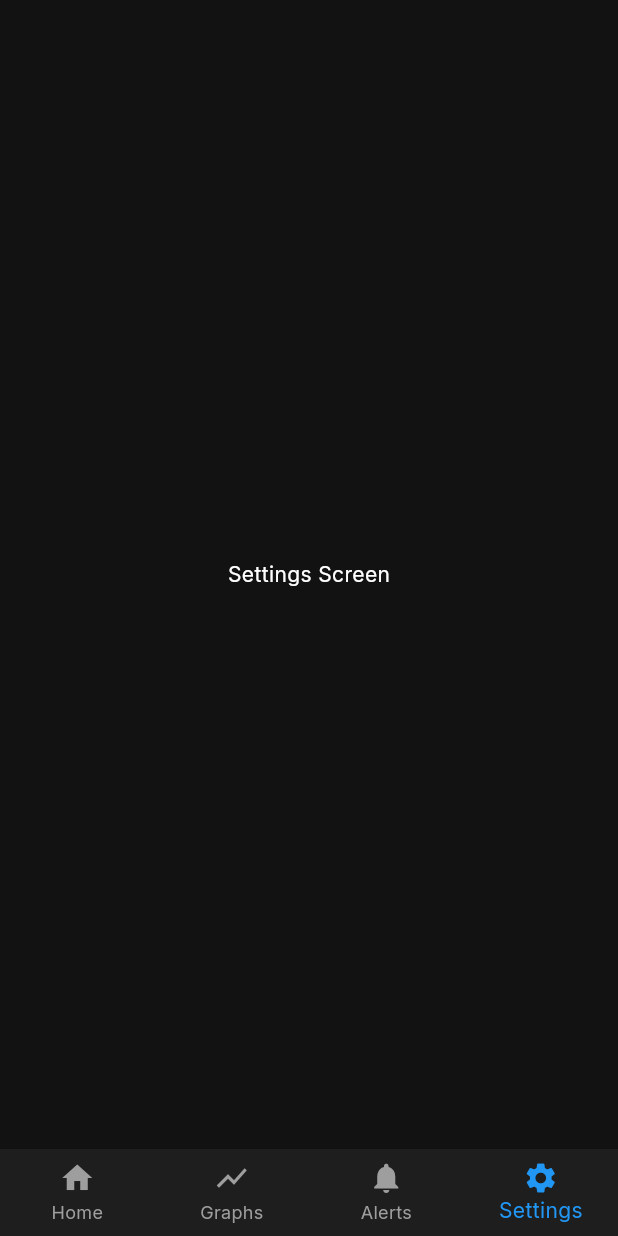
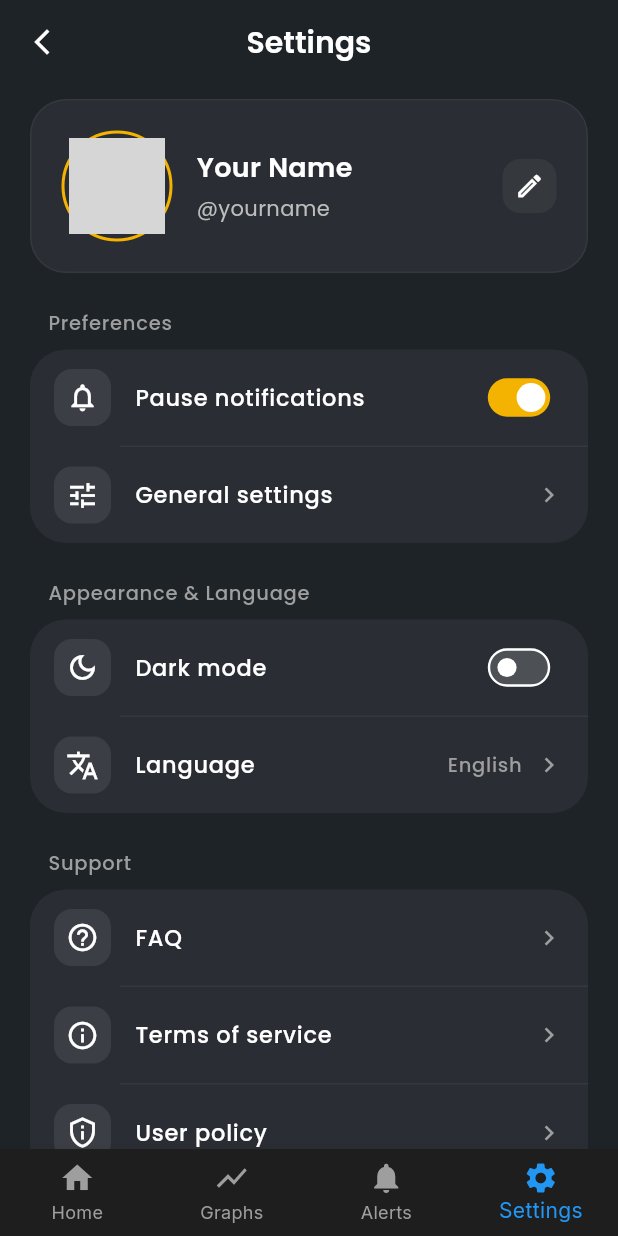
Before and after one commit to Jayabed45/AEAPAMSCTUTC, a Flutter app: the screen it shows after launch, item 4 of the bottom bar chosen, on a phone screen of 412 x 824 dp. Run offline on Flutter 3.47's test engine with Material 3 defaults, Android fonts, the phone set to English and light mode, and no system bars; our stand-ins replace fl_chart, google_fonts; network calls fail; grey boxes are pictures that could not be loaded.

Commit message:
setting is ok

```diff
--- /dev/null
+++ b/lib/constants/app_colors.dart
@@ -0,0 +1,11 @@
+import 'package:flutter/material.dart';
+
+class AppColors {
+  static const Color background = Color(0xFF1E2328);
+  static const Color surface = Color(0xFF2A2E34);
+  static const Color card = Color(0xFF3B3F46); // Slightly lighter grey for differentiation if needed
+  static const Color primary = Color(0xFFF5B301);
+  static const Color secondary = Color(0xFFFED053);
+  static const Color text = Colors.white;
+  static const Color textSecondary = Colors.grey;
+}
--- a/lib/main.dart
+++ b/lib/main.dart
@@ -1,5 +1,6 @@
 import 'package:flutter/material.dart';
 import 'package:google_fonts/google_fonts.dart';
+import 'constants/app_colors.dart';
 import 'main_screen.dart';
 
 void main() {
@@ -17,16 +18,23 @@ class MyApp extends StatelessWidget {
       theme: ThemeData(
         useMaterial3: true,
         brightness: Brightness.dark,
-        scaffoldBackgroundColor: const Color(0xFF121212),
+        scaffoldBackgroundColor: AppColors.background,
         colorScheme: const ColorScheme.dark(
-          primary: Color(0xFF2196F3),
-          secondary: Color(0xFFFFD700),
-          surface: Color(0xFF1E1E1E),
+          primary: AppColors.primary,
+          secondary: AppColors.secondary,
+          surface: AppColors.surface,
+          onSurface: AppColors.text,
+          background: AppColors.background,
+        ),
+        cardColor: AppColors.surface,
+        appBarTheme: const AppBarTheme(
+          backgroundColor: AppColors.background,
+          elevation: 0,
         ),
         textTheme: GoogleFonts.interTextTheme(
           Theme.of(context).textTheme.apply(
-            bodyColor: Colors.white,
-            displayColor: Colors.white,
+            bodyColor: AppColors.text,
+            displayColor: AppColors.text,
           ),
         ),
       ),
--- a/lib/main_screen.dart
+++ b/lib/main_screen.dart
@@ -2,6 +2,7 @@ import 'package:flutter/material.dart';
 import 'screens/home_screen.dart';
 import 'screens/graphs_screen.dart';
 import 'screens/alerts_screen.dart';
+import 'screens/settings_screen.dart';
 
 class MainScreen extends StatefulWidget {
   const MainScreen({super.key});
@@ -17,7 +18,7 @@ class _MainScreenState extends State<MainScreen> {
     const HomeScreen(),
     const GraphsScreen(),
     const AlertsScreen(),
-    const Center(child: Text('Settings Screen')), // Placeholder
+    const SettingsScreen(),
   ];
 
   void _onItemTapped(int index) {
--- a/lib/screens/home_screen.dart
+++ b/lib/screens/home_screen.dart
@@ -1,23 +1,57 @@
+import 'dart:async';
 import 'package:flutter/material.dart';
 import 'package:intl/intl.dart';
 import '../widgets/dashboard_card.dart';
 import '../widgets/combined_dashboard_card.dart';
 import '../widgets/custom_header.dart';
+import '../constants/app_colors.dart';
 
-class HomeScreen extends StatelessWidget {
+class HomeScreen extends StatefulWidget {
   const HomeScreen({super.key});
 
   @override
+  State<HomeScreen> createState() => _HomeScreenState();
+}
+
+class _HomeScreenState extends State<HomeScreen> {
+  late String _formattedDate;
+  late Timer _timer;
+
+  @override
+  void initState() {
+    super.initState();
+    _formattedDate = DateFormat(
+      'EEEE, MMM d, yyyy, hh:mm a',
+    ).format(DateTime.now());
+    _timer = Timer.periodic(const Duration(minutes: 1), (timer) {
+      _updateTime();
+    });
+  }
+
+  void _updateTime() {
+    if (mounted) {
+      final now = DateTime.now();
+      setState(() {
+        _formattedDate = DateFormat('EEEE, MMM d, yyyy, hh:mm a').format(now);
+      });
+    }
+  }
+
+  @override
+  void dispose() {
+    _timer.cancel();
+    super.dispose();
+  }
+
+  @override
   Widget build(BuildContext context) {
-    final now = DateTime.now();
-    final formattedDate = DateFormat('EEEE, MMM d, yyyy, hh:mm a').format(now);
-
     return Scaffold(
+      backgroundColor: AppColors.background,
       appBar: CustomHeader(
-        height: 80, // Slightly taller for the double-line text
+        height: 80,
         title: Row(
           children: [
-            const Icon(Icons.wb_sunny, color: Colors.orange, size: 40),
+            const Icon(Icons.wb_sunny, color: Colors.white, size: 40),
             const SizedBox(width: 12),
             Expanded(
               child: Column(
@@ -27,7 +61,7 @@ class HomeScreen extends StatelessWidget {
                   Text(
                     'PV System Tracker',
                     style: TextStyle(
-                      fontSize: 16, // Reduced slightly to fit
+                      fontSize: 16,
                       fontWeight: FontWeight.bold,
                       color: Colors.white,
                     ),
@@ -35,7 +69,7 @@ class HomeScreen extends StatelessWidget {
                   ),
                   Text(
                     'CTU - TC ',
-                    style: TextStyle(fontSize: 12, color: Colors.grey),
+                    style: TextStyle(fontSize: 12, color: AppColors.secondary),
                     overflow: TextOverflow.ellipsis,
                   ),
                 ],
@@ -50,59 +84,23 @@ class HomeScreen extends StatelessWidget {
           child: Column(
             crossAxisAlignment: CrossAxisAlignment.start,
             children: [
-              // Status Bar
+              // Status Bar - Only System Status now
               LayoutBuilder(
                 builder: (context, constraints) {
-                  final isSmall = constraints.maxWidth < 600;
                   return Container(
                     padding: const EdgeInsets.all(12),
                     decoration: BoxDecoration(
-                      color: const Color(0xFF1E1E1E),
+                      color: AppColors.surface,
                       borderRadius: BorderRadius.circular(12),
+                      border: Border.all(color: Colors.white.withOpacity(0.05)),
                     ),
-                    child: Flex(
-                      direction: isSmall ? Axis.vertical : Axis.horizontal,
-                      mainAxisAlignment:
-                          isSmall
-                              ? MainAxisAlignment.center
-                              : MainAxisAlignment.spaceBetween,
-                      children: [
-                        Row(
-                          mainAxisAlignment:
-                              isSmall
-                                  ? MainAxisAlignment.center
-                                  : MainAxisAlignment.start,
-                          children: [
-                            const Icon(
-                              Icons.access_time,
-                              color: Colors.amber,
-                              size: 16,
-                            ),
-                            const SizedBox(width: 8),
-                            Text(
-                              formattedDate,
-                              style: const TextStyle(
-                                color: Colors.white,
-                                fontSize: 12,
-                              ),
-                            ),
-                          ],
-                        ),
-                        if (isSmall) const SizedBox(height: 12),
-                        Row(
-                          mainAxisAlignment:
-                              isSmall
-                                  ? MainAxisAlignment.center
-                                  : MainAxisAlignment.end,
+                    child: Row(
+                      mainAxisAlignment: MainAxisAlignment.spaceBetween,
                       children: [
                         const Text(
                           'System Status',
-                              style: TextStyle(
-                                color: Colors.grey,
-                                fontSize: 12,
+                          style: TextStyle(color: Colors.grey, fontSize: 12),
                         ),
-                            ),
-                            const SizedBox(width: 8),
                         Container(
                           padding: const EdgeInsets.symmetric(
                             horizontal: 12,
@@ -133,15 +131,14 @@ class HomeScreen extends StatelessWidget {
                         ),
                       ],
                     ),
-                      ],
-                    ),
                   );
                 },
               ),
               const SizedBox(height: 24),
 
-              // Main Combo Card
-              const CombinedDashboardCard(
+              // Main Combo Card with Time
+              CombinedDashboardCard(
+                title: _formattedDate,
                 voltage: '34.2 V',
                 current: '5.8 A',
                 power: '198.4 W',
@@ -178,7 +175,7 @@ class HomeScreen extends StatelessWidget {
                     children: const [
                       DashboardCard(
                         icon: Icons.bolt,
-                        iconColor: Colors.blue,
+                        iconColor: Colors.white,
                         value: '0.21 kWh',
                         label: 'Energy Hour',
                         subLabel: 'Water Data',
@@ -187,7 +184,7 @@ class HomeScreen extends StatelessWidget {
                       ),
                       DashboardCard(
                         icon: Icons.link,
-                        iconColor: Colors.blue,
+                        iconColor: Colors.white,
                         value: '3.68 kWh',
                         label: 'Daily Energy',
                         subLabel: 'Hourly Data',
--- /dev/null
+++ b/lib/screens/settings_screen.dart
@@ -0,0 +1,355 @@
+import 'package:flutter/material.dart';
+import 'package:google_fonts/google_fonts.dart';
+import '../constants/app_colors.dart';
+
+class SettingsScreen extends StatefulWidget {
+  const SettingsScreen({super.key});
+
+  @override
+  State<SettingsScreen> createState() => _SettingsScreenState();
+}
+
+class _SettingsScreenState extends State<SettingsScreen> {
+  bool _pauseNotifications = true;
+  bool _darkMode = false;
+
+  @override
+  Widget build(BuildContext context) {
+    return Scaffold(
+      backgroundColor: AppColors.background,
+      appBar: AppBar(
+        backgroundColor: AppColors.background,
+        elevation: 0,
+        leading: IconButton(
+          icon: const Icon(Icons.arrow_back_ios_new, color: Colors.white, size: 20),
+          onPressed: () {
+            Navigator.of(context).pop();
+          },
+        ),
+        title: Text(
+          'Settings',
+          style: GoogleFonts.poppins(
+            color: Colors.white,
+            fontWeight: FontWeight.w600,
+            fontSize: 20,
+          ),
+        ),
+        centerTitle: true,
+      ),
+      body: SingleChildScrollView(
+        padding: const EdgeInsets.symmetric(horizontal: 20.0, vertical: 10.0),
+        child: Column(
+          children: [
+            // User Profile Section
+            _buildProfileSection(),
+            const SizedBox(height: 24),
+
+            // Settings Sections
+            _buildSectionHeader('Preferences'),
+            const SizedBox(height: 8),
+            Container(
+              decoration: BoxDecoration(
+                color: AppColors.surface,
+                borderRadius: BorderRadius.circular(24),
+              ),
+              child: Column(
+                children: [
+                  _buildSwitchTile(
+                    icon: Icons.notifications_outlined,
+                    title: 'Pause notifications',
+                    value: _pauseNotifications,
+                    onChanged: (value) => setState(() => _pauseNotifications = value),
+                  ),
+                  _buildDivider(),
+                  _buildListTile(
+                    icon: Icons.tune,
+                    title: 'General settings',
+                    onTap: () {},
+                  ),
+                ],
+              ),
+            ),
+            const SizedBox(height: 24),
+
+            _buildSectionHeader('Appearance & Language'),
+            const SizedBox(height: 8),
+            Container(
+              decoration: BoxDecoration(
+                color: AppColors.surface,
+                borderRadius: BorderRadius.circular(24),
+              ),
+              child: Column(
+                children: [
+                  _buildSwitchTile(
+                    icon: Icons.dark_mode_outlined,
+                    title: 'Dark mode',
+                    value: _darkMode,
+                    onChanged: (value) => setState(() => _darkMode = value),
+                  ),
+                  _buildDivider(),
+                  _buildListTile(
+                    icon: Icons.translate,
+                    title: 'Language',
+                    trailingText: 'English',
+                    onTap: () {},
+                  ),
+                ],
+              ),
+            ),
+            const SizedBox(height: 24),
+
+            _buildSectionHeader('Support'),
+            const SizedBox(height: 8),
+            Container(
+              decoration: BoxDecoration(
+                color: AppColors.surface,
+                borderRadius: BorderRadius.circular(24),
+              ),
+              child: Column(
+                children: [
+                  _buildListTile(
+                    icon: Icons.help_outline,
+                    title: 'FAQ',
+                    onTap: () {},
+                  ),
+                  _buildDivider(),
+                  _buildListTile(
+                    icon: Icons.info_outline,
+                    title: 'Terms of service',
+                    onTap: () {},
+                  ),
+                  _buildDivider(),
+                  _buildListTile(
+                    icon: Icons.privacy_tip_outlined,
+                    title: 'User policy',
+                    onTap: () {},
+                  ),
+                  _buildDivider(),
+                   _buildListTile(
+                    icon: Icons.people_outline,
+                    title: 'My Contact',
+                    onTap: () {},
+                  ),
+                ],
+              ),
+            ),
+            const SizedBox(height: 40),
+
+            // Log Out Button
+            Container(
+              width: double.infinity,
+              height: 56,
+              decoration: BoxDecoration(
+                gradient: const LinearGradient(
+                  colors: [Color(0xFFE53935), Color(0xFFE35D5B)],
+                ),
+                borderRadius: BorderRadius.circular(28),
+                boxShadow: [
+                  BoxShadow(
+                    color: const Color(0xFFE53935).withOpacity(0.3),
+                    blurRadius: 12,
+                    offset: const Offset(0, 4),
+                  ),
+                ],
+              ),
+              child: ElevatedButton(
+                onPressed: () {},
+                style: ElevatedButton.styleFrom(
+                  backgroundColor: Colors.transparent,
+                  shadowColor: Colors.transparent,
+                  shape: RoundedRectangleBorder(
+                    borderRadius: BorderRadius.circular(28),
+                  ),
+                ),
+                child: Row(
+                  mainAxisAlignment: MainAxisAlignment.center,
+                  children: [
+                    const Icon(Icons.logout, color: Colors.white),
+                    const SizedBox(width: 8),
+                    Text(
+                      'Log Out',
+                      style: GoogleFonts.poppins(
+                        fontSize: 16,
+                        fontWeight: FontWeight.w600,
+                        color: Colors.white,
+                      ),
+                    ),
+                  ],
+                ),
+              ),
+            ),
+            const SizedBox(height: 30),
+          ],
+        ),
+      ),
+    );
+  }
+
+  Widget _buildProfileSection() {
+    return Container(
+      padding: const EdgeInsets.all(20),
+      decoration: BoxDecoration(
+        color: AppColors.surface,
+        borderRadius: BorderRadius.circular(24),
+        border: Border.all(color: Colors.white.withOpacity(0.05)),
+      ),
+      child: Row(
+        children: [
+          Container(
+            padding: const EdgeInsets.all(3),
+            decoration: BoxDecoration(
+              shape: BoxShape.circle,
+              border: Border.all(color: AppColors.primary, width: 2),
+            ),
+            child: const CircleAvatar(
+              radius: 32,
+              backgroundImage: NetworkImage('https://i.pravatar.cc/150?img=11'),
+            ),
+          ),
+          const SizedBox(width: 16),
+          Expanded(
+            child: Column(
+              crossAxisAlignment: CrossAxisAlignment.start,
+              children: [
+                Text(
+                  'Your Name',
+                  style: GoogleFonts.poppins(
+                    color: Colors.white,
+                    fontSize: 18,
+                    fontWeight: FontWeight.w600,
+                  ),
+                ),
+                const SizedBox(height: 4),
+                Text(
+                  '@yourname',
+                  style: GoogleFonts.poppins(
+                    color: Colors.grey[400],
+                    fontSize: 14,
+                  ),
+                ),
+              ],
+            ),
+          ),
+          Container(
+            padding: const EdgeInsets.all(8),
+            decoration: BoxDecoration(
+              color: Colors.white.withOpacity(0.05),
+              borderRadius: BorderRadius.circular(12),
+            ),
+            child: const Icon(Icons.edit_outlined, color: Colors.white, size: 20),
+          ),
+        ],
+      ),
+    );
+  }
+
+  Widget _buildSectionHeader(String title) {
+    return Padding(
+      padding: const EdgeInsets.only(left: 12),
+      child: Align(
+        alignment: Alignment.centerLeft,
+        child: Text(
+          title,
+          style: GoogleFonts.poppins(
+            color: Colors.grey[500],
+            fontSize: 13,
+            fontWeight: FontWeight.w500,
+            letterSpacing: 0.5,
+          ),
+        ),
+      ),
+    );
+  }
+
+  Widget _buildDivider() {
+    return Divider(
+      height: 1,
+      color: Colors.white.withOpacity(0.05),
+      indent: 60,
+      endIndent: 0,
+    );
+  }
+
+  Widget _buildListTile({
+    required IconData icon,
+    required String title,
+    String? trailingText,
+    required VoidCallback onTap,
+  }) {
+    return ListTile(
+      contentPadding: const EdgeInsets.symmetric(horizontal: 16, vertical: 4),
+      leading: Container(
+        padding: const EdgeInsets.all(8),
+        decoration: BoxDecoration(
+          color: Colors.white.withOpacity(0.08), // Neutral background
+          borderRadius: BorderRadius.circular(12),
+        ),
+        child: Icon(icon, color: Colors.white, size: 22), // White icon
+      ),
+      title: Text(
+        title,
+        style: GoogleFonts.poppins(
+          color: Colors.white,
+          fontSize: 15,
+          fontWeight: FontWeight.w500,
+        ),
+      ),
+      trailing: Row(
+        mainAxisSize: MainAxisSize.min,
+        children: [
+          if (trailingText != null)
+            Padding(
+              padding: const EdgeInsets.only(right: 8.0),
+              child: Text(
+                trailingText,
+                style: GoogleFonts.poppins(
+                  color: Colors.grey,
+                  fontSize: 13,
+                ),
+              ),
+            ),
+          const Icon(Icons.chevron_right, color: Colors.grey, size: 20),
+        ],
+      ),
+      onTap: onTap,
+    );
+  }
+
+  Widget _buildSwitchTile({
+    required IconData icon,
+    required String title,
+    required bool value,
+    required ValueChanged<bool> onChanged,
+  }) {
+    return ListTile(
+      contentPadding: const EdgeInsets.symmetric(horizontal: 16, vertical: 4),
+      leading: Container(
+        padding: const EdgeInsets.all(8),
+        decoration: BoxDecoration(
+          color: Colors.white.withOpacity(0.08), // Neutral background
+          borderRadius: BorderRadius.circular(12),
+        ),
+        child: Icon(icon, color: Colors.white, size: 22), // White icon
+      ),
+      title: Text(
+        title,
+        style: GoogleFonts.poppins(
+          color: Colors.white,
+          fontSize: 15,
+          fontWeight: FontWeight.w500,
+        ),
+      ),
+      trailing: Transform.scale(
+        scale: 0.8,
+        child: Switch(
+          value: value,
+          onChanged: onChanged,
+          activeColor: Colors.white,
+          activeTrackColor: AppColors.primary,
+          inactiveThumbColor: Colors.white,
+          inactiveTrackColor: Colors.grey.withOpacity(0.3),
+        ),
+      ),
+    );
+  }
+}
--- a/lib/widgets/combined_dashboard_card.dart
+++ b/lib/widgets/combined_dashboard_card.dart
@@ -1,5 +1,6 @@
 import 'package:flutter/material.dart';
 import 'package:fl_chart/fl_chart.dart';
+import '../constants/app_colors.dart';
 
 class CombinedDashboardCard extends StatelessWidget {
   final String voltage;
@@ -7,6 +8,7 @@ class CombinedDashboardCard extends StatelessWidget {
   final String power;
   final String temperature;
   final double waterLevel; // 0 to 100
+  final String title;
 
   const CombinedDashboardCard({
     super.key,
@@ -15,6 +17,7 @@ class CombinedDashboardCard extends StatelessWidget {
     required this.power,
     required this.temperature,
     required this.waterLevel,
+    required this.title,
   });
 
   @override
@@ -28,8 +31,9 @@ class CombinedDashboardCard extends StatelessWidget {
         return Container(
           padding: EdgeInsets.all(isMobile ? 16 : 24),
           decoration: BoxDecoration(
-            color: const Color(0xFF1E1E1E),
+            color: AppColors.surface,
             borderRadius: BorderRadius.circular(24),
+            border: Border.all(color: Colors.white.withOpacity(0.05)),
             boxShadow: [
               BoxShadow(
                 color: Colors.black.withOpacity(0.3),
@@ -51,7 +55,7 @@ class CombinedDashboardCard extends StatelessWidget {
                       crossAxisAlignment: CrossAxisAlignment.start,
                       children: [
                         Text(
-                          'Real-Time Monitoring',
+                          title,
                           style: TextStyle(
                             color: Colors.white,
                             fontSize: isMobile ? 18 : 20,
@@ -61,7 +65,7 @@ class CombinedDashboardCard extends StatelessWidget {
                         ),
                         const SizedBox(height: 4),
                         const Text(
-                          'Live data from sensors',
+                          'Real-Time Monitoring',
                           style: TextStyle(color: Colors.grey, fontSize: 12),
                         ),
                       ],
--- a/lib/widgets/dashboard_card.dart
+++ b/lib/widgets/dashboard_card.dart
@@ -1,4 +1,5 @@
 import 'package:flutter/material.dart';
+import '../constants/app_colors.dart';
 
 class DashboardCard extends StatelessWidget {
   final IconData icon;
@@ -33,8 +34,9 @@ class DashboardCard extends StatelessWidget {
         return Container(
           padding: EdgeInsets.all(padding),
           decoration: BoxDecoration(
-            color: const Color(0xFF1E1E1E),
+            color: AppColors.surface,
             borderRadius: BorderRadius.circular(16),
+            border: Border.all(color: Colors.white.withOpacity(0.05)),
           ),
           child: Column(
             crossAxisAlignment: CrossAxisAlignment.start,
@@ -47,10 +49,10 @@ class DashboardCard extends StatelessWidget {
                   Container(
                     padding: EdgeInsets.all(iconPadding),
                     decoration: BoxDecoration(
-                      color: iconColor.withOpacity(0.2),
+                      color: AppColors.primary.withOpacity(0.15),
                       shape: BoxShape.circle,
                     ),
-                    child: Icon(icon, color: iconColor, size: iconSize),
+                    child: Icon(icon, color: Colors.white, size: iconSize),
                   ),
                   if (statusText != null)
                     Flexible(
```
Lines whose indentation alone changed are shown as unchanged.
